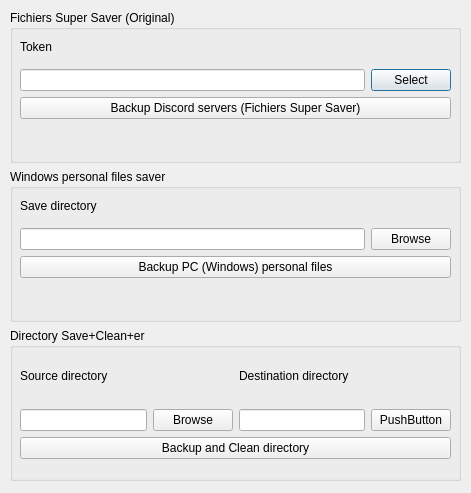
This is gui.ui in SJarod/FichiersSuperSaver as Qt 5 draws it before an edit. The edited form follows.
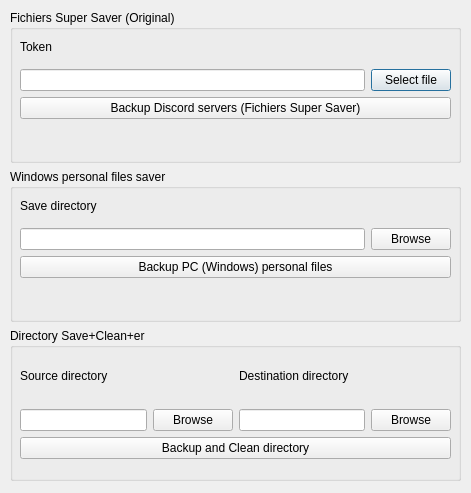
This is the edited form.

```diff
--- a/gui.ui
+++ b/gui.ui
@@ -53,7 +53,7 @@
           <item>
            <widget class="QPushButton" name="tokenBrowse">
             <property name="text">
-             <string>Select</string>
+             <string>Select file</string>
             </property>
            </widget>
           </item>
@@ -200,7 +200,7 @@
           <item>
            <widget class="QPushButton" name="destDirBrowse">
             <property name="text">
-             <string>PushButton</string>
+             <string>Browse</string>
             </property>
            </widget>
           </item>
```
